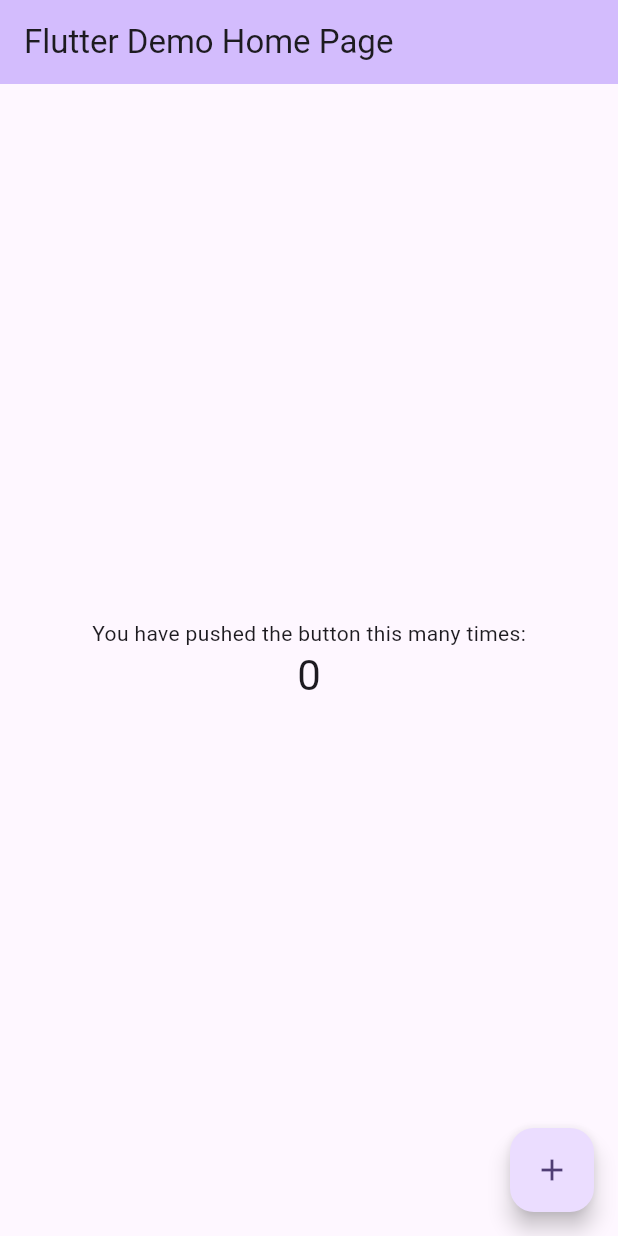
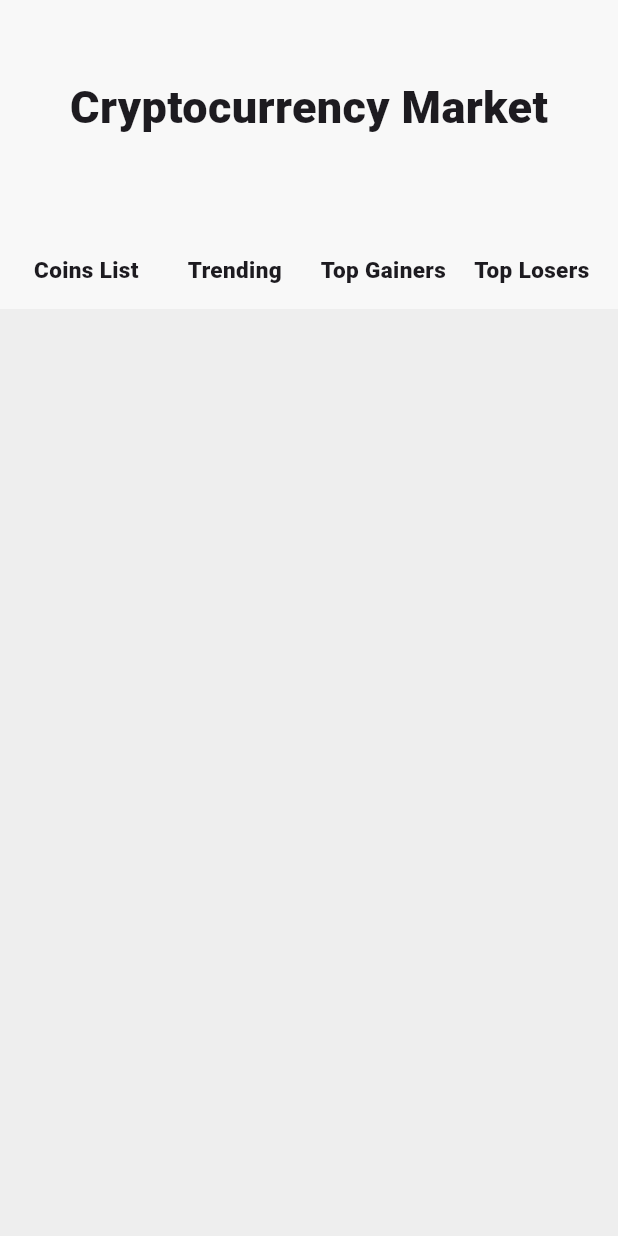
Before and after one commit to programmerLF/Crypto-App, a Flutter app: the screen it shows after launch, on a phone screen of 412 x 824 dp. Run offline on Flutter 3.47's test engine with Material 2 defaults, Android fonts, the phone set to English and light mode, and no system bars; our stand-ins replace bloc, dartz, dio, equatable, freezed_annotation, get_it and 3 more; generated files the repository leaves out were written again.

Commit message:
cubit and UI implementation

```diff
--- a/lib/features/crypto_coins/domain/repositories/crypto_coins_repository.dart
+++ b/lib/features/crypto_coins/domain/repositories/crypto_coins_repository.dart
@@ -1,8 +1,8 @@
 import 'package:crypto_app/core/error/failure.dart';
-import 'package:crypto_app/features/crypto_coins/domain/entities/crypto_coins.dart';
+import 'package:crypto_app/features/crypto_coins/data/models/crypto_coins_model.dart';
 import 'package:dartz/dartz.dart';
 
 abstract class CryptoCoinsRepository {
   // this method will fetch the coins from the api or the stored local data
-  Future<Either<Failure, List<CryptoCoins>>> getCryptoCoinsList();
+  Future<Either<Failure, List<CryptoCoinsModel>>> getCryptoCoinsList();
 }
--- a/lib/features/crypto_coins/domain/usecases/get_crypto_coins_list.dart
+++ b/lib/features/crypto_coins/domain/usecases/get_crypto_coins_list.dart
@@ -1,18 +1,20 @@
 import 'package:crypto_app/features/crypto_coins/domain/repositories/crypto_coins_repository.dart';
 import 'package:dartz/dartz.dart';
+import 'package:injectable/injectable.dart';
 
 import '../../../../core/error/failure.dart';
+import '../../data/models/crypto_coins_model.dart';
 import '../entities/crypto_coins.dart';
 
 
 // Get Crypto Coins List use case:
-
+@injectable
 class GetCryptoCoinsList {
   final CryptoCoinsRepository cryptoCoinsRepository;
 
   GetCryptoCoinsList({required this.cryptoCoinsRepository});
 
-  Future<Either<Failure, List<CryptoCoins>>> call() async {
+  Future<Either<Failure, List<CryptoCoinsModel>>> call() async {
     return await cryptoCoinsRepository.getCryptoCoinsList();
   }
 }
--- /dev/null
+++ b/lib/features/crypto_coins/presentation/cubit/crypto_coins_state.dart
@@ -0,0 +1,43 @@
+part of 'crypto_coins_cubit.dart';
+
+abstract class CryptoCoinsState extends Equatable {
+  const CryptoCoinsState();
+}
+
+class Empty extends CryptoCoinsState {
+  @override
+  List<Object> get props => [];
+}
+
+class CryptoCoinsLoading extends CryptoCoinsState {
+  @override
+  List<Object?> get props => [];
+}
+
+class CryptoCoinsLoaded extends CryptoCoinsState {
+  final List<CryptoCoinsModel> coinsList;
+
+  const CryptoCoinsLoaded({required this.coinsList});
+
+  @override
+  List<Object?> get props => [coinsList];
+}
+
+class SelectedCoin extends CryptoCoinsState {
+  final CryptoCoinsModel coin;
+
+  const SelectedCoin(this.coin);
+
+  @override
+  List<Object?> get props => [coin];
+}
+class Error extends CryptoCoinsState{
+  final String errorMsg;
+
+  const Error({required this.errorMsg});
+
+  @override
+  List<Object?> get props => [errorMsg];
+
+
+}
--- /dev/null
+++ b/lib/features/crypto_coins/presentation/pages/home_page.dart
@@ -0,0 +1,77 @@
+import 'package:flutter/material.dart';
+
+
+class HomePage extends StatelessWidget {
+  const HomePage({super.key});
+
+  @override
+  Widget build(BuildContext context) {
+    return Scaffold(
+      backgroundColor: Colors.grey.shade200,
+      body: Center(
+        child:  Column(
+          children: [
+            Container(
+              color: Colors.white60,
+              height: MediaQuery.of(context).size.height / 4,
+                width: MediaQuery.of(context).size.width,
+                child:  Padding(
+                  padding: EdgeInsets.fromLTRB(8.0,50,8,8),
+                  child: Center(
+                    child: Column(
+                      mainAxisAlignment: MainAxisAlignment.spaceBetween,
+                      children: [
+                        Text("Cryptocurrency Market", style: TextStyle(fontSize: 30, fontWeight: FontWeight.w800),),
+                        Padding(
+                          padding: const EdgeInsets.fromLTRB(0,8.0,0,8),
+                          child: Row(
+                            children: [
+
+                            Expanded(
+                              child: GestureDetector(
+
+                                child: Center(
+                                  child: Container(
+                                    child: Text("Coins List", style: TextStyle(fontSize: 15, fontWeight: FontWeight.w800)),
+                                  ),
+                                ),
+
+                              ),
+                            ),
+                            Expanded(
+                              child: GestureDetector(
+                                child: Center(
+                                  child: Container(
+                                    child: Text("Trending", style: TextStyle(fontSize: 15, fontWeight: FontWeight.w800)),
+                                  ),
+                                ),
+                              ),
+                            ),Expanded(
+                              child: GestureDetector(
+                                child: Center(
+                                  child: Container(
+                                    child: Text("Top Gainers", style: TextStyle(fontSize: 15, fontWeight: FontWeight.w800)),
+                                  ),
+                                ),
+                              ),
+                            ),Expanded(
+                              child: GestureDetector(
+                                child: Center(
+                                  child: Container(
+                                    child: Text("Top Losers", style: TextStyle(fontSize: 15, fontWeight: FontWeight.w800)),
+                                  ),
+                                ),
+                              ),
+                            ),
+                          ],),
+                        )
+                      ],
+                    ),
+                  ),
+                ))
+          ],
+        ),
+      ),
+    );
+  }
+}
--- a/lib/main.dart
+++ b/lib/main.dart
@@ -1,6 +1,11 @@
 import 'package:flutter/material.dart';
 
+import 'config/init_getit.dart';
+import 'features/crypto_coins/presentation/pages/home_page.dart';
+
 void main() {
+  configureDependencies();
+
   runApp(const MyApp());
 }
 
@@ -11,78 +16,11 @@ class MyApp extends StatelessWidget {
   @override
   Widget build(BuildContext context) {
     return MaterialApp(
-      title: 'Flutter Demo',
+      title: 'Cryptocurrency App',
       theme: ThemeData(
-        colorScheme: ColorScheme.fromSeed(seedColor: Colors.deepPurple),
         useMaterial3: true,
       ),
-      home: const MyHomePage(title: 'Flutter Demo Home Page'),
+      home: const HomePage(),
     );
   }
 }
-
-class MyHomePage extends StatefulWidget {
-  const MyHomePage({super.key, required this.title});
-
-  final String title;
-
-  @override
-  State<MyHomePage> createState() => _MyHomePageState();
-}
-
-class _MyHomePageState extends State<MyHomePage> {
-  int _counter = 0;
-
-  void _incrementCounter() {
-    setState(() {
-      // This call to setState tells the Flutter framework that something has
-      // changed in this State, which causes it to rerun the build method below
-      // so that the display can reflect the updated values. If we changed
-      // _counter without calling setState(), then the build method would not be
-      // called again, and so nothing would appear to happen.
-      _counter++;
-    });
-  }
-
-  @override
-  Widget build(BuildContext context) {
-    // This method is rerun every time setState is called, for instance as done
-    // by the _incrementCounter method above.
-    //
-    // The Flutter framework has been optimized to make rerunning build methods
-    // fast, so that you can just rebuild anything that needs updating rather
-    // than having to individually change instances of widgets.
-    return Scaffold(
-      appBar: AppBar(
-        // TRY THIS: Try changing the color here to a specific color (to
-        // Colors.amber, perhaps?) and trigger a hot reload to see the AppBar
-        // change color while the other colors stay the same.
-        backgroundColor: Theme.of(context).colorScheme.inversePrimary,
-        // Here we take the value from the MyHomePage object that was created by
-        // the App.build method, and use it to set our appbar title.
-        title: Text(widget.title),
-      ),
-      body: Center(
-        // Center is a layout widget. It takes a single child and positions it
-        // in the middle of the parent.
-        child: Column(
-          mainAxisAlignment: MainAxisAlignment.center,
-          children: <Widget>[
-            const Text(
-              'You have pushed the button this many times:',
-            ),
-            Text(
-              '$_counter',
-              style: Theme.of(context).textTheme.headlineMedium,
-            ),
-          ],
-        ),
-      ),
-      floatingActionButton: FloatingActionButton(
-        onPressed: _incrementCounter,
-        tooltip: 'Increment',
-        child: const Icon(Icons.add),
-      ), // This trailing comma makes auto-formatting nicer for build methods.
-    );
-  }
-}
```
Also changed, not shown: lib/features/crypto_coins/data/data_sources/crypro_coins_remote_data_source.dart (+5 -10 lines), lib/features/crypto_coins/presentation/cubit/crypto_coins_cubit.dart (added, +30 -0 lines), lib/config/init_getit.config.dart.
